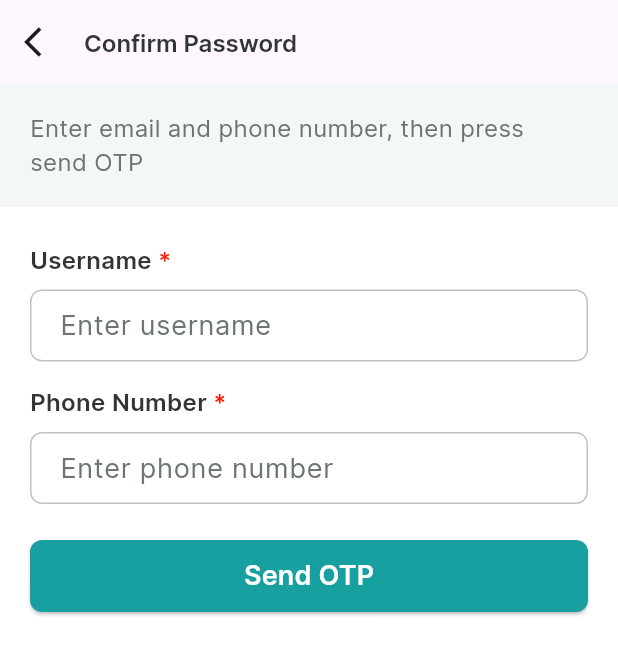
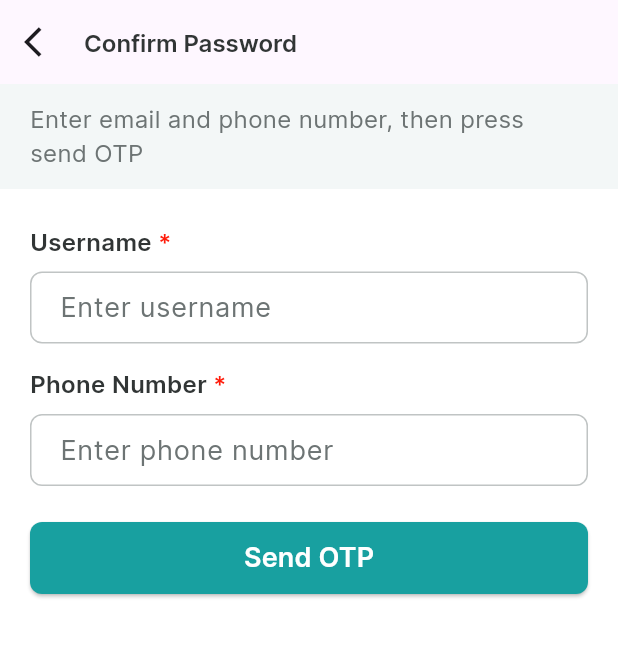
Before and after one commit to vannghia234/TMA_sGas_Project, a Flutter app: the LoginPage screen opened by its route, after a tap on "Forgot Password?", on a phone screen of 412 x 824 dp. Shown: the top 655 px of the screen. Run offline on Flutter 3.47's test engine with Material 3 defaults, Android fonts, the phone set to English and light mode, and no system bars; our stand-ins replace either_dart, flutter_bloc, flutter_svg, get_it, jwt_decoder, logger and 4 more; accounts and stored records are empty; generated files the repository leaves out were written again; network calls fail.

Commit message:
[refactor] update  UI on tablet

```diff
--- a/lib/core/config/dependency/dependency_config.dart
+++ b/lib/core/config/dependency/dependency_config.dart
@@ -1,5 +1,6 @@
 import 'package:get_it/get_it.dart';
 import 'package:sgas/src/common/utils/controller/debounce_controller.dart';
+import 'package:sgas/src/common/utils/controller/layout_controller.dart';
 import 'package:sgas/src/feature/authentication/presentation/bloc/authentication/authentication_cubit.dart';
 import 'package:sgas/src/feature/authentication/presentation/bloc/forget_password/reset_password_cubit.dart';
 import 'package:sgas/src/feature/authentication/presentation/bloc/forget_password/forget_pass_cubit.dart';
@@ -28,4 +29,5 @@ Future<void> _configureDependenciesBloc() async {
 Future<void> _configureController() async {
   getIt.registerLazySingleton<LoadingController>(() => LoadingController());
   getIt.registerLazySingleton<DebounceController>(() => DebounceController());
+  getIt.registerLazySingleton<LayoutController>(() => LayoutController());
 }
--- a/lib/src/base/initial_layer/presentation/layer/material_app_layer.dart
+++ b/lib/src/base/initial_layer/presentation/layer/material_app_layer.dart
@@ -1,4 +1,5 @@
 import 'package:flutter/material.dart';
+import 'package:flutter/services.dart';
 import 'package:sgas/core/config/route/route.dart';
 import 'package:sgas/core/config/route/route_path.dart';
 import 'package:sgas/core/ui/style/base_theme.dart';
--- a/lib/src/base/validation_layer/presentation/layer/validation_layer.dart
+++ b/lib/src/base/validation_layer/presentation/layer/validation_layer.dart
@@ -7,6 +7,7 @@ import 'package:sgas/src/common/presentation/page/app_loading_page.dart';
 import 'package:sgas/src/base/validation_layer/presentation/page/disconnect_page.dart';
 import 'package:sgas/src/base/validation_layer/presentation/page/data_parsing_page.dart';
 import 'package:sgas/src/base/validation_layer/presentation/page/unsupported_version_page.dart';
+import 'package:sgas/src/common/utils/controller/layout_controller.dart';
 import 'package:sgas/src/feature/authentication/presentation/layer/authentication_layer.dart';
 
 class ValidationLayer extends StatelessWidget {
@@ -14,6 +15,9 @@ class ValidationLayer extends StatelessWidget {
 
   @override
   Widget build(BuildContext context) {
+    getIt
+        .get<LayoutController>()
+        .setScreenMode(MediaQuery.of(context).size.width);
     return BlocBuilder<ValidationCubit, ValidationState>(
       bloc: getIt.get<ValidationCubit>()..init(),
       builder: (context, state) {
--- a/lib/src/common/utils/controller/snack_bar_controller.dart
+++ b/lib/src/common/utils/controller/snack_bar_controller.dart
@@ -4,6 +4,7 @@ import 'package:flutter_svg/flutter_svg.dart';
 import 'package:sgas/core/ui/style/base_color.dart';
 import 'package:sgas/core/ui/style/base_text_style.dart';
 import 'package:sgas/src/common/utils/constant/global_key.dart';
+import 'package:sgas/src/common/utils/controller/layout_controller.dart';
 
 enum SnackBarState { success, error }
 
@@ -13,7 +14,9 @@ showSnackBar({required String content, SnackBarState? state}) {
     behavior: SnackBarBehavior.floating,
     elevation: 0,
     padding: const EdgeInsets.only(left: 16, right: 16, top: 12, bottom: 12),
-    margin: const EdgeInsets.only(top: 8, bottom: 16, right: 20, left: 20),
+    margin: isMobileLayout()
+        ? const EdgeInsets.only(top: 8, bottom: 48, right: 20, left: 20)
+        : const EdgeInsets.only(top: 8, bottom: 48, right: 196, left: 196),
     backgroundColor: _mapStateToBackgroundColor(state),
     content: Row(
       children: [
--- a/lib/src/feature/authentication/presentation/bloc/login/login_cubit.dart
+++ b/lib/src/feature/authentication/presentation/bloc/login/login_cubit.dart
@@ -3,7 +3,6 @@ import 'package:flutter_bloc/flutter_bloc.dart';
 import 'package:sgas/core/error/failure.dart';
 import 'package:sgas/generated/l10n.dart';
 import 'package:sgas/src/common/utils/controller/snack_bar_controller.dart';
-import 'package:sgas/src/common/utils/helper/logger_helper.dart';
 import 'package:sgas/src/feature/authentication/data/models/login_params.dart';
 import 'package:sgas/src/feature/authentication/domain/failure/failure.dart';
 import 'package:sgas/src/feature/authentication/domain/usecases/authenticaion_usecase.dart';
@@ -18,8 +17,6 @@ class LoginCubit extends Cubit<LoginState> {
     required String username,
     required String password,
   }) async {
-    logger.f("$username $password");
-
     if (username.isEmpty) {
       emit(InValidUserNameLogin(message: S.current.txt_please_enter_username));
       return false;
--- a/lib/src/feature/authentication/presentation/page/forget_password_page.dart
+++ b/lib/src/feature/authentication/presentation/page/forget_password_page.dart
@@ -1,5 +1,7 @@
 import 'package:flutter/material.dart';
+import 'package:sgas/core/ui/style/base_text_style.dart';
 import 'package:sgas/generated/l10n.dart';
+import 'package:sgas/src/common/utils/controller/layout_controller.dart';
 import 'package:sgas/src/feature/authentication/presentation/widgets/forget_form.dart';
 import 'package:sgas/src/feature/authentication/presentation/widgets/notification_header.dart';
 
@@ -37,10 +39,35 @@ class _ForgetPasswordPageState extends State<ForgetPasswordPage> {
       ),
       body: Column(
         children: [
-          NotificationHeader(
-            title: S.current.txt_instructions,
-          ),
+          isMobileLayout()
+              ? Column(
+                  children: [
+                    NotificationHeader(
+                      title: S.current.txt_instructions,
+                    ),
+                    const SizedBox(
+                      height: 24,
+                    ),
+                  ],
+                )
+              : Expanded(
+                  child: Column(
+                    mainAxisAlignment: MainAxisAlignment.end,
+                    children: [
+                      Text(
+                        S.current.txt_instructions,
+                        style: BaseTextStyle.body1(),
+                      ),
+                      const SizedBox(
+                        height: 40,
+                      ),
+                    ],
+                  ),
+                ),
           ForgetForm(username: _username, phoneNumber: _phoneNumber),
+          const Spacer(
+            flex: 2,
+          )
         ],
       ),
     );
--- a/lib/src/feature/authentication/presentation/page/login_page.dart
+++ b/lib/src/feature/authentication/presentation/page/login_page.dart
@@ -7,6 +7,7 @@ import 'package:sgas/core/config/dependency/dependency_config.dart';
 import 'package:sgas/core/ui/resource/icon_path.dart';
 import 'package:sgas/core/ui/resource/image_path.dart';
 import 'package:sgas/generated/l10n.dart';
+import 'package:sgas/src/common/utils/controller/layout_controller.dart';
 import 'package:sgas/src/common/utils/controller/loading_controller.dart';
 import 'package:sgas/src/feature/authentication/presentation/bloc/authentication/authentication_cubit.dart';
 import 'package:sgas/src/feature/authentication/presentation/bloc/login/login_cubit.dart';
@@ -41,7 +42,8 @@ class _LoginPageState extends State<LoginPage> {
         bloc: getIt.get<LoginCubit>(),
         builder: (context, state) {
           return Padding(
-            padding: const EdgeInsets.symmetric(horizontal: 25),
+            padding:
+                EdgeInsets.symmetric(horizontal: isMobileLayout() ? 25 : 196),
             child: SizedBox.expand(
               child: Column(
                 crossAxisAlignment: CrossAxisAlignment.start,
@@ -51,7 +53,19 @@ class _LoginPageState extends State<LoginPage> {
                   ),
                   Align(
                       alignment: Alignment.center,
-                      child: Image.asset(ImagePath.logoTMA)),
+                      child: isMobileLayout()
+                          ? Image.asset(
+                              ImagePath.logoTMA,
+                              width: 109,
+                              height: 56,
+                              fit: BoxFit.cover,
+                            )
+                          : Image.asset(
+                              ImagePath.logoTMA,
+                              width: 156,
+                              height: 80,
+                              fit: BoxFit.cover,
+                            )),
                   const Spacer(
                     flex: 1,
                   ),
--- a/lib/src/feature/authentication/presentation/widgets/forget_form.dart
+++ b/lib/src/feature/authentication/presentation/widgets/forget_form.dart
@@ -4,6 +4,7 @@ import 'package:sgas/core/config/dependency/dependency_config.dart';
 import 'package:sgas/generated/l10n.dart';
 import 'package:sgas/src/common/presentation/widget/button/common_button.dart';
 import 'package:sgas/src/common/presentation/widget/text_field/common_textfield.dart';
+import 'package:sgas/src/common/utils/controller/layout_controller.dart';
 import 'package:sgas/src/feature/authentication/presentation/bloc/forget_password/forget_pass_cubit.dart';
 import 'package:sgas/src/feature/authentication/presentation/bloc/forget_password/forget_pass_state.dart';
 
@@ -24,7 +25,8 @@ class ForgetForm extends StatelessWidget {
       bloc: getIt.get<ForgetPasswordCubit>(),
       builder: (context, state) {
         return Padding(
-          padding: const EdgeInsets.symmetric(horizontal: 20),
+          padding:
+              EdgeInsets.symmetric(horizontal: isMobileLayout() ? 20 : 196),
           child: Column(
             crossAxisAlignment: CrossAxisAlignment.start,
             children: [
--- a/lib/src/feature/authentication/presentation/widgets/notification_header.dart
+++ b/lib/src/feature/authentication/presentation/widgets/notification_header.dart
@@ -14,8 +14,7 @@ class NotificationHeader extends StatelessWidget {
     return Container(
       width: double.infinity,
       color: BaseColor.backgroundNeutralColor,
-      margin: const EdgeInsets.only(bottom: 24),
-      padding: const EdgeInsets.symmetric(vertical: 18, horizontal: 20),
+      padding: const EdgeInsets.symmetric(vertical: 12, horizontal: 20),
       child: Text(
         title,
         style: BaseTextStyle.body2(color: BaseColor.textSecondaryColor),
```
Also changed, not shown: lib/src/common/utils/controller/layout_controller.dart (added, +24 -0 lines), lib/src/feature/authentication/presentation/page/otp_page.dart (+33 -7 lines), lib/src/feature/authentication/presentation/page/reset_password_page.dart (+11 -4 lines), lib/src/feature/authentication/presentation/widgets/alert_message_otp.dart (renamed from lib/src/feature/authentication/presentation/widgets/message_otp.dart, +4 -3 lines).
